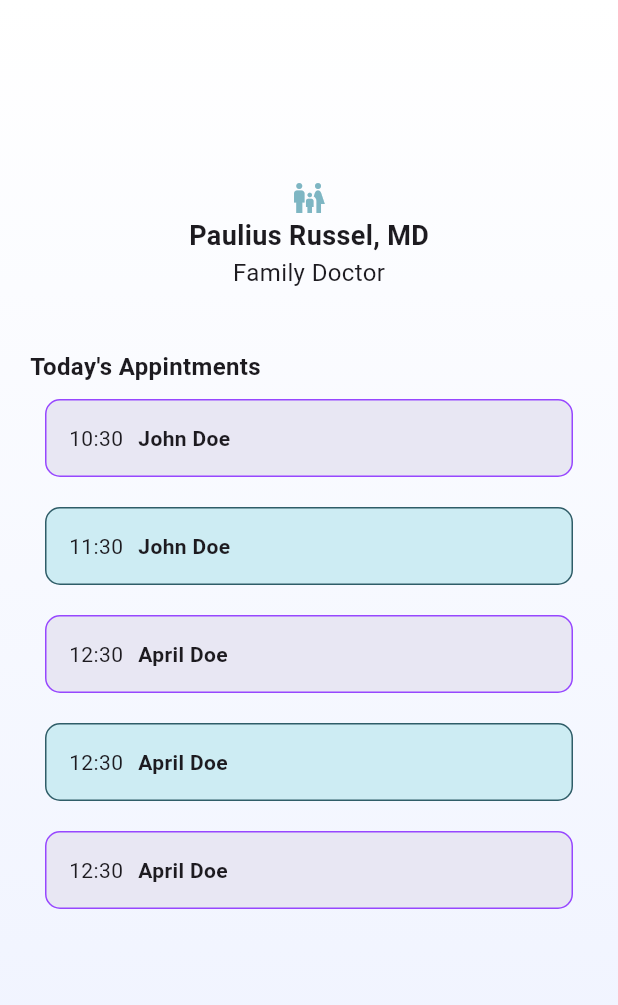
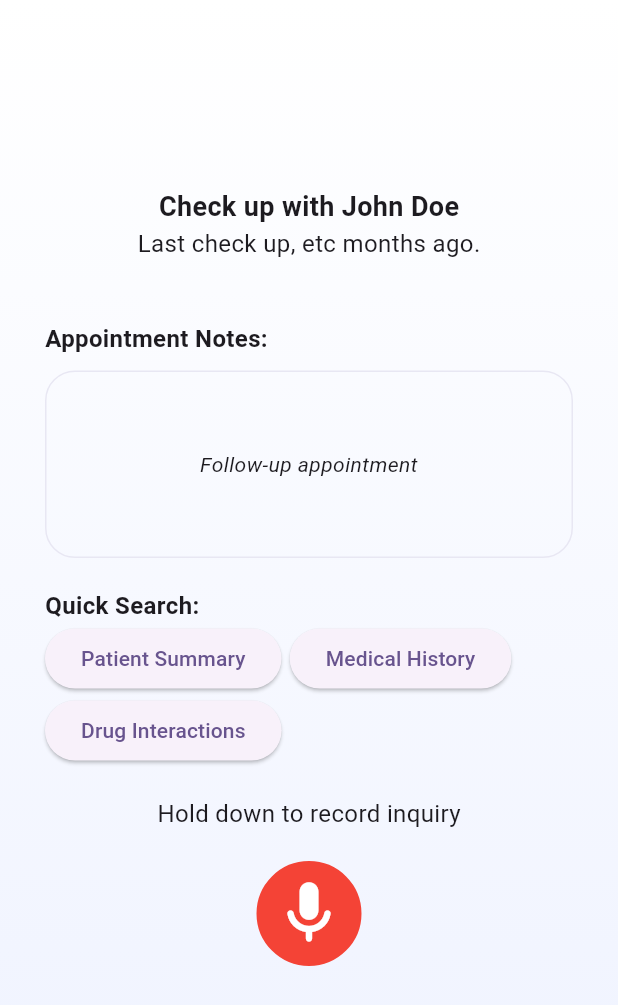
Before and after one commit to Matirix/Project_Gateway, a Flutter app: the HomePage screen opened directly, after a tap on an icon or button, on a phone screen of 412 x 824 dp. Shown: the top 1005 px of the screen. Run offline on Flutter 3.47's test engine with Material 2 defaults, Android fonts, the phone set to English and light mode, and no system bars; our stand-ins replace flutter_secure_storage; accounts and stored records are empty.

Commit message:
finished the layout

```diff
--- /dev/null
+++ b/lib/appointment_page.dart
@@ -0,0 +1,179 @@
+import 'package:flutter/material.dart';
+import 'package:prj_gateway/appointment.dart';
+import 'package:prj_gateway/utils/app_colors.dart';
+
+class AppointmentPage extends StatefulWidget {
+  const AppointmentPage({super.key, required this.appointment});
+  final Appointment appointment;
+
+  @override
+  State<AppointmentPage> createState() => _AppointmentPageState();
+}
+
+class _AppointmentPageState extends State<AppointmentPage> {
+  String name = "N/A";
+  String notes = "";
+
+  @override
+  void initState() {
+    super.initState();
+    name = widget.appointment.patient!.name!;
+    notes = widget.appointment.appointmentNotes!;
+  }
+
+  @override
+  Widget build(BuildContext context) {
+    return Scaffold(
+        body: Container(
+      decoration: const BoxDecoration(
+        gradient: LinearGradient(
+          begin: Alignment.topCenter,
+          end: Alignment.bottomCenter,
+          colors: [
+            Color(0xFFFFFFFF), // Ending color (#FFFFFF)
+            Color(0xFFEEF2FF), // Starting color (#EEF2FF)
+          ],
+          stops: [0.0, 1.0],
+        ),
+      ),
+      padding: const EdgeInsets.symmetric(horizontal: 30),
+      child: Column(crossAxisAlignment: CrossAxisAlignment.stretch, children: [
+        patientHeader(),
+        appointmentNotes(context),
+        quickSearch(),
+        // doctorNotes(),
+        Column(
+          children: [
+            const SizedBox(
+              height: 20,
+            ),
+            const Text("Hold down to record inquiry",
+                style: TextStyle(fontSize: 16)),
+            const SizedBox(
+              height: 20,
+            ),
+            Container(
+              decoration: BoxDecoration(
+                shape: BoxShape.circle,
+                border: Border.all(color: Colors.red, width: 2.0),
+                color: Colors.red,
+              ),
+              child: IconButton(
+                onPressed: () {},
+                icon: const Icon(
+                  Icons.mic_rounded,
+                  size: 50.0,
+                  color: Colors.white,
+                ),
+              ),
+            )
+          ],
+        )
+      ]),
+    ));
+  }
+
+  Column quickSearch() {
+    return Column(
+      crossAxisAlignment: CrossAxisAlignment.start,
+      children: [
+        const SizedBox(
+          height: 20,
+        ),
+        const Text("Quick Search:",
+            style: TextStyle(fontSize: 16, fontWeight: FontWeight.bold)),
+        Wrap(direction: Axis.horizontal, spacing: 5.5, children: [
+          ElevatedButton(
+              onPressed: () {}, child: const Text("Patient Summary")),
+          ElevatedButton(
+              onPressed: () {}, child: const Text("Medical History")),
+          ElevatedButton(
+              onPressed: () {}, child: const Text("Drug Interactions")),
+        ]),
+      ],
+    );
+  }
+
+  Column doctorNotes() {
+    return Column(
+      crossAxisAlignment: CrossAxisAlignment.start,
+      children: [
+        const SizedBox(
+          height: 20,
+        ),
+        const Text("Doctor's Notes",
+            style: TextStyle(fontSize: 16, fontWeight: FontWeight.bold)),
+        TextField(
+          decoration: const InputDecoration(
+              hintText: 'Type or Record Patient Updates',
+              fillColor: Colors.white),
+          maxLines: 1,
+          onChanged: (value) {
+            notes = value;
+          },
+        )
+      ],
+    );
+  }
+
+  Column appointmentNotes(BuildContext context) {
+    return Column(
+      crossAxisAlignment: CrossAxisAlignment.start,
+      children: [
+        const Text(
+          "Appointment Notes:",
+          style: TextStyle(fontWeight: FontWeight.bold, fontSize: 16),
+        ),
+        Container(
+          height: 125,
+          width: MediaQuery.of(context).size.width,
+          decoration: BoxDecoration(
+              borderRadius: BorderRadius.circular(20),
+              border: Border.all(color: AppColors.listItem1card)),
+          margin: const EdgeInsets.only(top: 10),
+          padding: const EdgeInsets.all(10),
+          child: Center(
+            child: Text(
+              notes,
+              textAlign: TextAlign.center,
+              style: const TextStyle(fontSize: 14, fontStyle: FontStyle.italic),
+            ),
+          ),
+        ),
+      ],
+    );
+  }
+
+  Container patientHeader() {
+    return Container(
+      // margin: const EdgeInsets.all(20),
+      child: Column(crossAxisAlignment: CrossAxisAlignment.center, children: [
+        const SizedBox(
+          height: 125,
+        ),
+        SizedBox(
+          child: Column(
+            children: [
+              Text(
+                "Check up with $name" ?? "N/A",
+                style: const TextStyle(
+                  fontWeight: FontWeight.bold,
+                  fontSize: 18,
+                ),
+              ),
+              const Text(
+                "Last check up, etc months ago.",
+                style: TextStyle(
+                  fontSize: 16,
+                ),
+              ),
+            ],
+          ),
+        ),
+        const SizedBox(
+          height: 40,
+        ),
+      ]),
+    );
+  }
+}
--- a/lib/home_page.dart
+++ b/lib/home_page.dart
@@ -1,4 +1,5 @@
 import 'package:flutter/material.dart';
+import 'package:prj_gateway/appointment_page.dart';
 import 'package:prj_gateway/dummy_data.dart';
 import 'package:prj_gateway/utils/app_colors.dart';
 
@@ -26,9 +27,9 @@ class _HomePageState extends State<HomePage> {
           stops: [0.0, 1.0],
         ),
       ),
+      padding: const EdgeInsets.symmetric(horizontal: 30),
       child: Center(
         child: Container(
-          margin: const EdgeInsets.all(20),
           child: Column(
             crossAxisAlignment: CrossAxisAlignment.center,
             children: [
@@ -78,7 +79,13 @@ class _HomePageState extends State<HomePage> {
                   itemCount: appointments.length,
                   itemBuilder: (BuildContext context, int index) {
                     return GestureDetector(
-                      onTap: () {},
+                      onTap: () {
+                        Navigator.push(
+                            context,
+                            MaterialPageRoute(
+                                builder: (context) => AppointmentPage(
+                                    appointment: appointments[index])));
+                      },
                       child: Container(
                           decoration: BoxDecoration(
                             border: Border.all(
--- a/lib/main.dart
+++ b/lib/main.dart
@@ -2,7 +2,6 @@ import 'package:flutter/material.dart';
 import 'package:prj_gateway/patient.dart';
 import 'package:prj_gateway/sign_in.dart';
 import 'appointment.dart';
-import 'open_ai.dart';
 
 Future<void> main() async {
   runApp(const MyApp());
@@ -23,20 +22,23 @@ Future<void> main() async {
         date: DateTime(2023, 6, 10),
         noteId: 'N001',
         doctorName: 'Dr. Smith',
-        content: 'The purpose of this note is to provide information regarding their respiratory infection and necessary medical attention.',
+        content:
+            'The purpose of this note is to provide information regarding their respiratory infection and necessary medical attention.',
       ),
     ],
-    medicalHistory: ['Diagnosed in 2012, controlled through diet and exercise. No medication required.',
-      'Known allergy to penicillin.'],
+    medicalHistory: [
+      'Diagnosed in 2012, controlled through diet and exercise. No medication required.',
+      'Known allergy to penicillin.'
+    ],
   );
 
   // ------------------ Test calling callOpenAI in open_ai.dart file ------------------//
-  try {
-    final response = await callOpenAI(1, patient);
-    debugPrint('API response: $response');
-  } catch (error) {
-    debugPrint('Error: $error');
-  }
+  // try {
+  //   final response = await callOpenAI(1, patient);
+  //   debugPrint('API response: $response');
+  // } catch (error) {
+  //   debugPrint('Error: $error');
+  // }
 
   // ------------------ Create an appointment instance for testing ------------------//
   Appointment appointment = Appointment(
```
